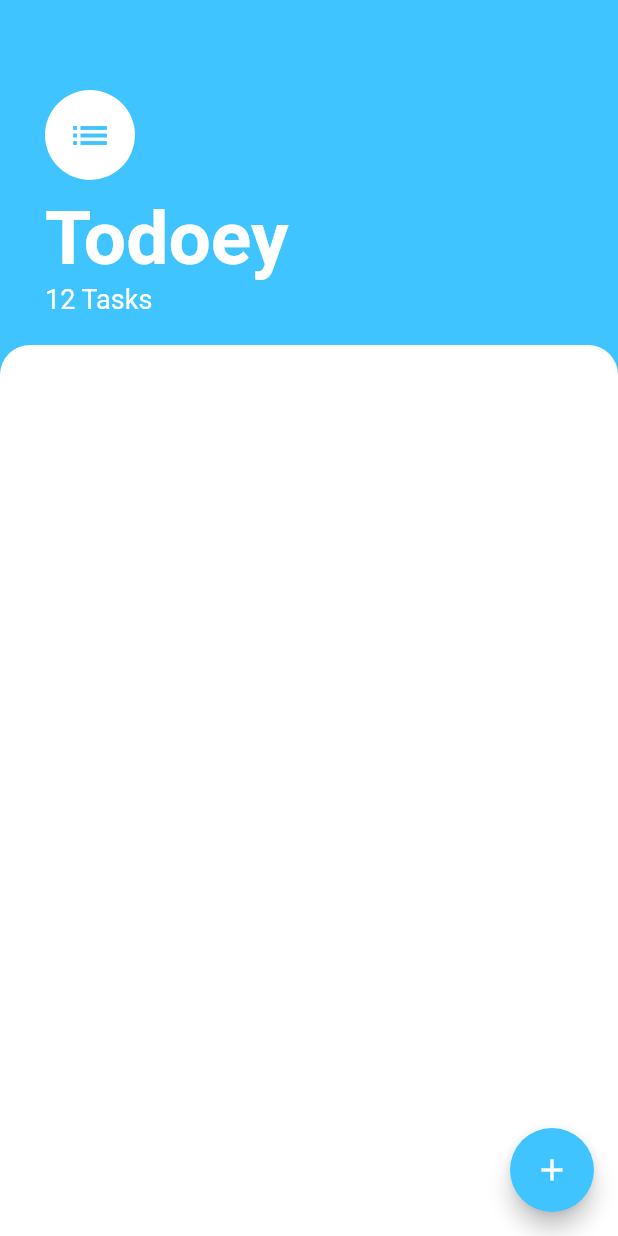
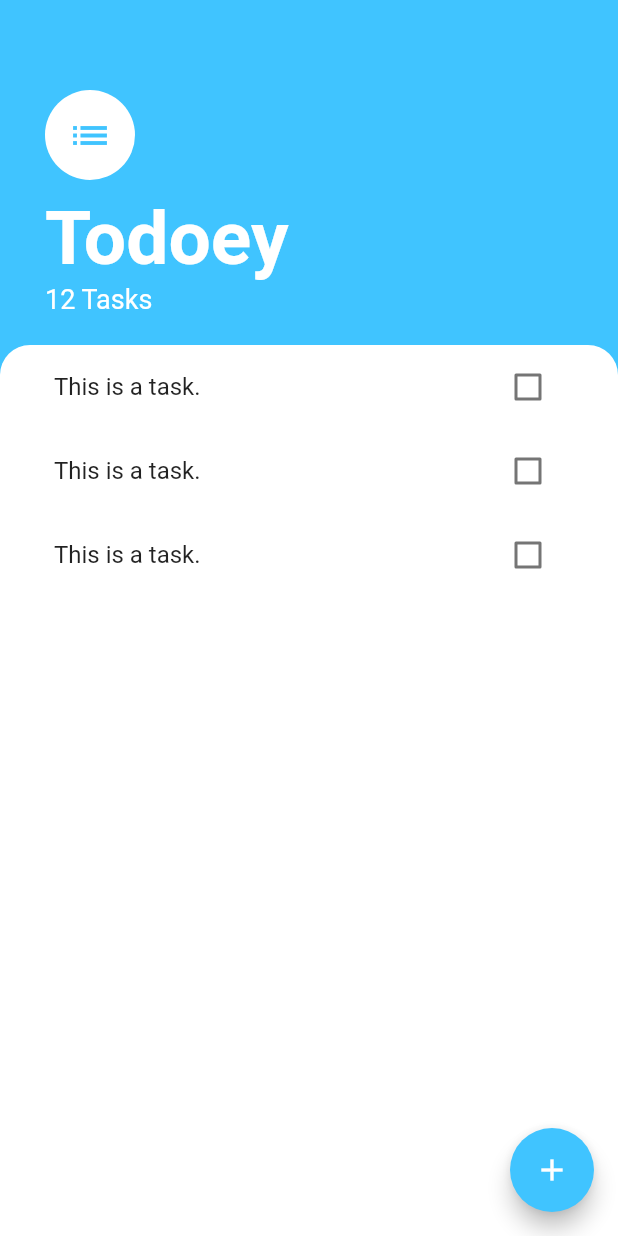
Before and after one commit to Reisuke1231/todoey_flutter, a Flutter app: the screen it shows after launch, on a phone screen of 412 x 824 dp. Run offline on Flutter 3.47's test engine with Material 2 defaults, Android fonts, the phone set to English and light mode, and no system bars.

Commit message:
Add TaskTile

```diff
--- a/lib/screens/tasks_screen.dart
+++ b/lib/screens/tasks_screen.dart
@@ -1,4 +1,5 @@
 import 'package:flutter/material.dart';
+import 'package:todoey_flutter/widgets/tasks_list.dart';
 
 class TasksScreen extends StatelessWidget {
   @override
@@ -51,6 +52,7 @@ class TasksScreen extends StatelessWidget {
           SizedBox(height: 20.0),
           Expanded(
             child: Container(
+              padding: EdgeInsets.symmetric(horizontal: 20.0),
               decoration: BoxDecoration(
                 color: Colors.white,
                 borderRadius: BorderRadius.only(
@@ -58,6 +60,7 @@ class TasksScreen extends StatelessWidget {
                   topRight: Radius.circular(20.0),
                 ),
               ),
+              child: TasksList(),
             ),
           )
         ],
--- /dev/null
+++ b/lib/widgets/task_tile.dart
@@ -0,0 +1,18 @@
+import 'package:flutter/material.dart';
+
+class TaskTile extends StatelessWidget {
+  const TaskTile({
+    Key? key,
+  }) : super(key: key);
+
+  @override
+  Widget build(BuildContext context) {
+    return ListTile(
+      title: Text('This is a task.'),
+      trailing: Checkbox(
+        value: false,
+        onChanged: (bool? value) {},
+      ),
+    );
+  }
+}
--- /dev/null
+++ b/lib/widgets/tasks_list.dart
@@ -0,0 +1,19 @@
+import 'package:flutter/material.dart';
+import 'package:todoey_flutter/widgets/task_tile.dart';
+
+class TasksList extends StatelessWidget {
+  const TasksList({
+    Key? key,
+  }) : super(key: key);
+
+  @override
+  Widget build(BuildContext context) {
+    return ListView(
+      children: <Widget>[
+        TaskTile(),
+        TaskTile(),
+        TaskTile(),
+      ],
+    );
+  }
+}
```
